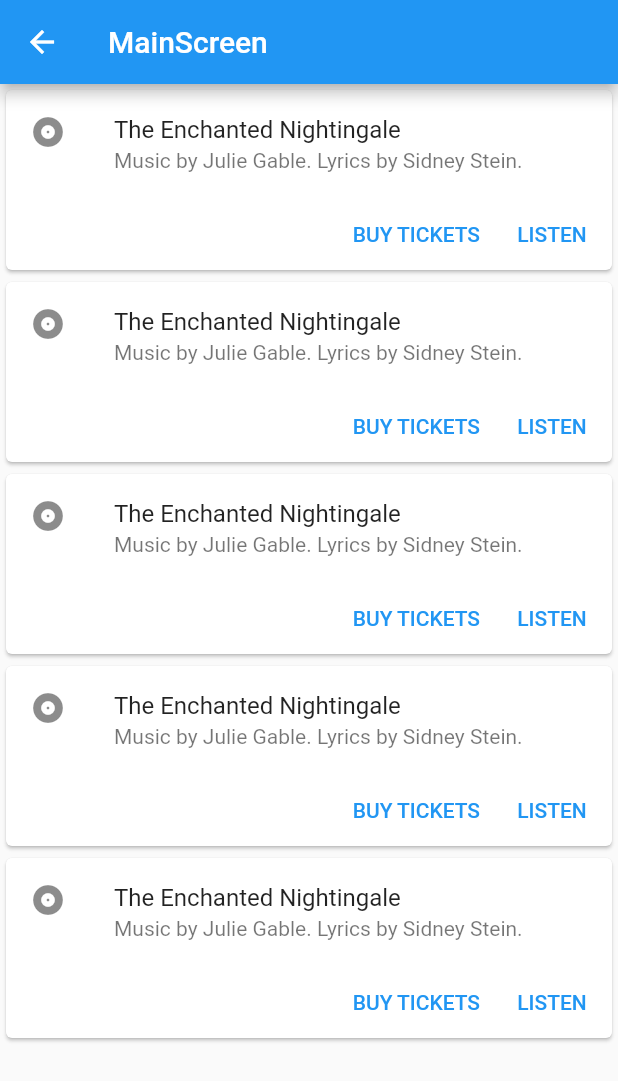
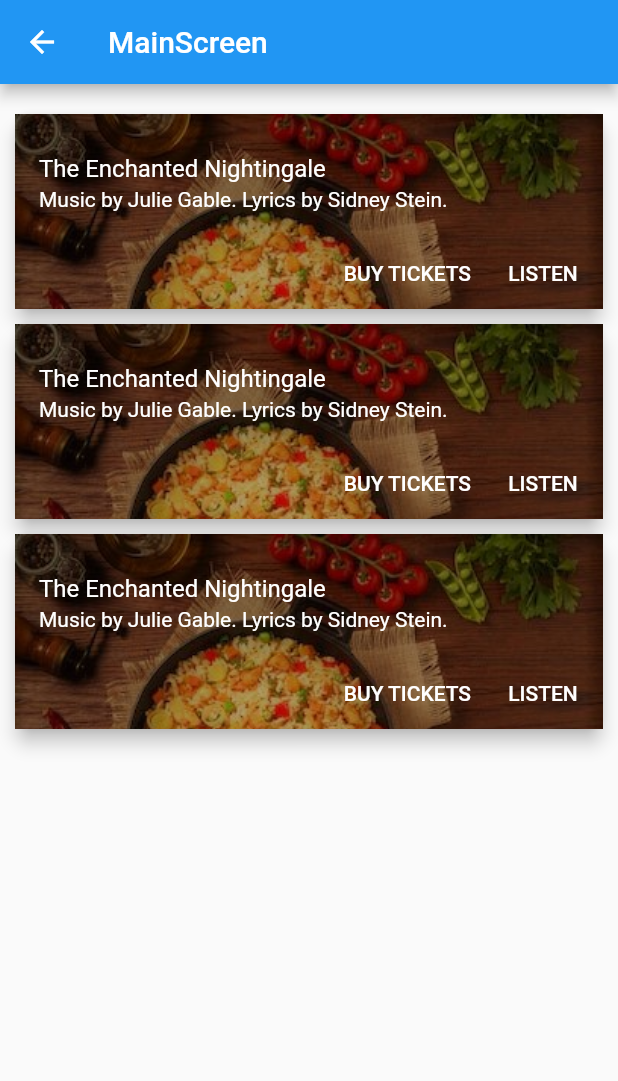
Before and after one commit to PulsaraSandeepa/FoodRecipeApp-flutter, a Flutter app: the MainScreen screen opened by its route, on a phone screen of 412 x 824 dp. Shown: the top 1081 px of the screen. Run offline on Flutter 3.47's test engine with Material 2 defaults, Android fonts, the phone set to English and light mode, and no system bars.

Commit message:
Style the main screen cards

```diff
--- a/lib/screens/login_screen.dart
+++ b/lib/screens/login_screen.dart
@@ -1,5 +1,4 @@
 import 'package:flutter/material.dart';
-import 'package:sample_project/screens/signup_screen.dart';
 
 class LogIn extends StatelessWidget {
   @override
@@ -8,18 +7,18 @@ class LogIn extends StatelessWidget {
         resizeToAvoidBottomInset: false,
         body: Container(
           decoration: BoxDecoration(
-              gradient: LinearGradient(
-                  colors: [Colors.blueAccent, Colors.blue],
-                  begin: Alignment.bottomCenter,
-                  end: Alignment.topCenter),
-              image: DecorationImage(
-                  image: AssetImage('images/login_page.png'),
-                  fit: BoxFit.cover)),
+            gradient: LinearGradient(
+                colors: [Colors.blueAccent, Colors.blue],
+                begin: Alignment.bottomCenter,
+                end: Alignment.topCenter),
+            image: DecorationImage(
+                image: AssetImage('images/login_page.png'), fit: BoxFit.cover),
+          ),
           child: Center(
             child: Column(
               children: <Widget>[
                 SizedBox(
-                  height: 180,
+                  height: 100,
                 ),
                 Row(
                   children: <Widget>[
@@ -144,8 +143,7 @@ class LogIn extends StatelessWidget {
                     ),
                     GestureDetector(
                       onTap: () {
-                        Navigator.push(context,
-                            MaterialPageRoute(builder: (ctx) => SignUp()));
+                        Navigator.pushNamed(context, '/SignUp');
                       },
                       child: Text(
                         'Sign Up',
@@ -167,6 +165,7 @@ class LogIn extends StatelessWidget {
 class CustomTextField extends StatelessWidget {
   String hint;
   bool secured;
+
   CustomTextField({this.hint, this.secured});
 
   @override
--- a/lib/screens/main_screen.dart
+++ b/lib/screens/main_screen.dart
@@ -13,18 +13,38 @@ class _State extends State<MainScreen> {
       appBar: AppBar(
         title: const Text('MainScreen'),
       ),
-      body: SafeArea(
-        child: Scrollbar(
-          child: SingleChildScrollView(
-            child: Column(
-              mainAxisAlignment: MainAxisAlignment.start,
-              children: <Widget>[
-                CardWidget(title: "ffggfgg", subtitle: "gfgfggfg"),
-                CardWidget(title: "ffggfgg", subtitle: "ffggfgg"),
-                CardWidget(title: "ffggfgg", subtitle: "ffggfgg"),
-                CardWidget(title: "ffggfgg", subtitle: "ffggfgg"),
-                CardWidget(title: "ffggfgg", subtitle: "ffggfgg"),
-              ],
+      body: Container(
+//        decoration: BoxDecoration(
+//          gradient: LinearGradient(
+//              colors: [Colors.blueAccent, Colors.blue],
+//              begin: Alignment.bottomCenter,
+//              end: Alignment.topCenter),
+//          image: DecorationImage(
+//              image: AssetImage('images/login_page.png'), fit: BoxFit.cover),
+//        ),
+        child: SafeArea(
+          child: Scrollbar(
+            child: SingleChildScrollView(
+              child: Container(
+                margin: EdgeInsets.all(10),
+                child:Column(
+                  mainAxisAlignment: MainAxisAlignment.start,
+                  children: <Widget>[
+                    CardWidget(
+                        title: "ffggfgg",
+                        subtitle: "gfgfggfg",
+                        image: 'images/fried-rice.jpg'),
+                    CardWidget(
+                        title: "ffggfgg",
+                        subtitle: "gfgfggfg",
+                        image: 'images/fried-rice.jpg'),
+                    CardWidget(
+                        title: "ffggfgg",
+                        subtitle: "gfgfggfg",
+                        image: 'images/fried-rice.jpg'),
+                  ],
+                ),
+              )
             ),
           ),
         ),
--- a/lib/screens/signup_screen.dart
+++ b/lib/screens/signup_screen.dart
@@ -1,6 +1,7 @@
 import 'package:flutter/material.dart';
 import 'package:flutter/cupertino.dart';
-import 'package:sample_project/screens/login_screen.dart';
+import 'package:foodrecipeapp/screens/main_screen.dart';
+import 'login_screen.dart';
 
 class SignUp extends StatelessWidget {
   @override
@@ -84,7 +85,9 @@ class SignUp extends StatelessWidget {
                   minWidth: MediaQuery.of(context).size.width,
                   height: 55,
                   child: RaisedButton(
-                    onPressed: () {},
+                    onPressed: () {
+                      Navigator.pushNamed(context,'/Main');
+                    },
                     color: Colors.white,
                     shape: RoundedRectangleBorder(
                         borderRadius: BorderRadius.circular(25)),
--- a/lib/widgets/card_widget.dart
+++ b/lib/widgets/card_widget.dart
@@ -3,32 +3,67 @@ import 'package:flutter/material.dart';
 class CardWidget extends StatelessWidget {
   String title;
   String subtitle;
+  String image;
 
-  CardWidget({@required this.title, @required this.subtitle});
+  CardWidget(
+      {@required this.title, @required this.subtitle, @required this.image});
 
   @override
   Widget build(BuildContext context) {
     return Card(
+      elevation: 5,
+      shape: RoundedRectangleBorder(
+        borderRadius: BorderRadius.circular(10),
+      ),
+      margin: EdgeInsets.only(top: 10.0),
+      child: Container(
+        padding: EdgeInsets.only(top: 10.0),
+        decoration: BoxDecoration(
+          image: DecorationImage(
+            image: AssetImage(this.image),
+            fit: BoxFit.fitWidth,
+            alignment: Alignment.topCenter,
+          ),
+        ),
         child: Column(
           mainAxisSize: MainAxisSize.min,
           children: <Widget>[
-            const ListTile(
-              leading: Icon(Icons.album),
-              title: Text('The Enchanted Nightingale'),
-              subtitle: Text('Music by Julie Gable. Lyrics by Sidney Stein.'),
+            ListTile(
+              title: Text(
+                'The Enchanted Nightingale',
+                style: TextStyle(
+                  color: Colors.white,
+                ),
+              ),
+              subtitle: Text(
+                'Music by Julie Gable. Lyrics by Sidney Stein.',
+                style: TextStyle(
+                  color: Colors.white,
+                ),
+              ),
             ),
             Row(
               mainAxisAlignment: MainAxisAlignment.end,
               children: <Widget>[
                 TextButton(
-                  child: Text('BUY TICKETS'),
+                  child: Text(
+                    'BUY TICKETS',
+                    style: TextStyle(
+                      color: Colors.white,
+                    ),
+                  ),
                   onPressed: () {
-                    Navigator.pushNamed(context, "/LogIn");
+                    Navigator.pushNamed(context, "/Main");
                   },
                 ),
                 const SizedBox(width: 8),
                 TextButton(
-                  child: Text('LISTEN'),
+                  child: Text(
+                    'LISTEN',
+                    style: TextStyle(
+                      color: Colors.white,
+                    ),
+                  ),
                   onPressed: () {
                     /* ... */
                   },
@@ -38,6 +73,7 @@ class CardWidget extends StatelessWidget {
             ),
           ],
         ),
-      );
+      ),
+    );
   }
 }
--- a/pubspec.yaml
+++ b/pubspec.yaml
@@ -48,6 +48,7 @@ flutter:
     - images/login_page.png
     - images/facebook-logo.png
     - images/google-logo.png
+    - images/fried-rice.jpg
   # To add assets to your application, add an assets section, like this:
   # assets:
   #   - images/a_dot_burr.jpeg
```
Also changed, not shown: images/fried-rice.jpg (added), pubspec.lock.
